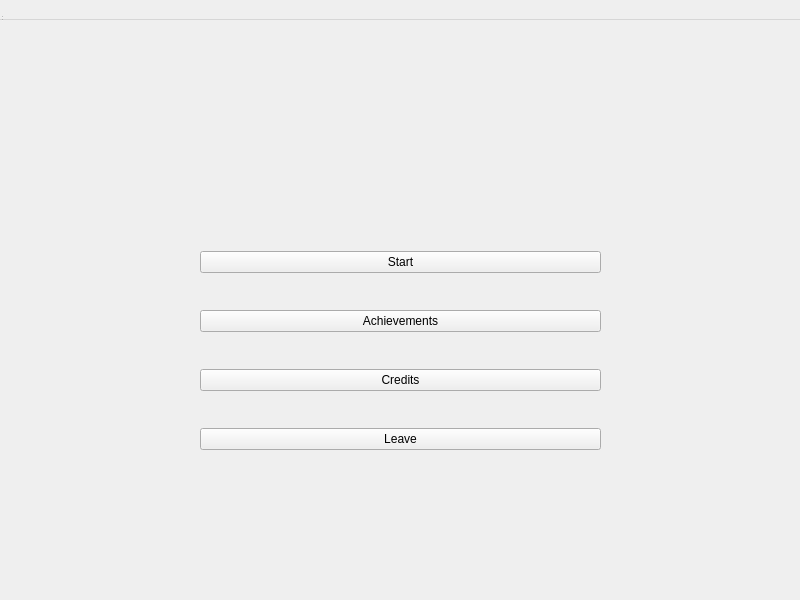
Above: main_container.ui from 54D/PacSnake before the change. Below: the same form after it.
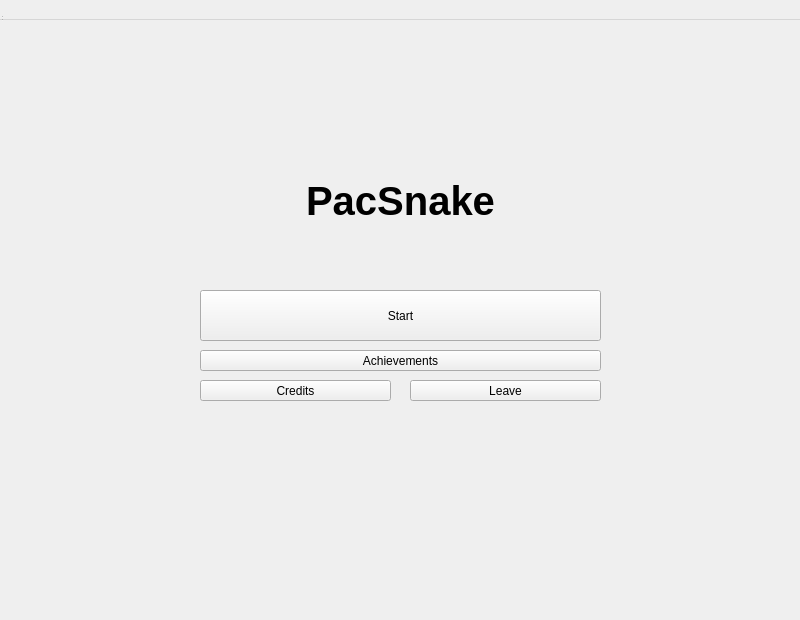
That is the form after the change.

```diff
--- a/main_container.ui
+++ b/main_container.ui
@@ -7,7 +7,7 @@
     <x>0</x>
     <y>0</y>
     <width>800</width>
-    <height>600</height>
+    <height>620</height>
    </rect>
   </property>
   <property name="windowTitle">
@@ -28,25 +28,22 @@
       <x>0</x>
       <y>20</y>
       <width>801</width>
-      <height>581</height>
+      <height>601</height>
      </rect>
     </property>
     <property name="currentIndex">
      <number>0</number>
     </property>
     <widget class="QWidget" name="main_menu">
-     <widget class="QWidget" name="verticalLayoutWidget">
-      <property name="geometry">
-       <rect>
-        <x>200</x>
-        <y>200</y>
-        <width>401</width>
-        <height>261</height>
-       </rect>
-      </property>
-      <layout class="QVBoxLayout" name="verticalLayout">
-       <item>
         <widget class="QPushButton" name="startButton">
+      <property name="geometry">
+       <rect>
+        <x>200</x>
+        <y>270</y>
+        <width>401</width>
+        <height>51</height>
+       </rect>
+      </property>
          <property name="sizePolicy">
           <sizepolicy hsizetype="Minimum" vsizetype="Fixed">
            <horstretch>0</horstretch>
@@ -57,29 +54,68 @@
           <string>Start</string>
          </property>
         </widget>
-       </item>
-       <item>
         <widget class="QPushButton" name="achButton">
+      <property name="geometry">
+       <rect>
+        <x>200</x>
+        <y>330</y>
+        <width>401</width>
+        <height>21</height>
+       </rect>
+      </property>
          <property name="text">
           <string>Achievements</string>
          </property>
         </widget>
-       </item>
-       <item>
         <widget class="QPushButton" name="creditsButton">
+      <property name="geometry">
+       <rect>
+        <x>200</x>
+        <y>360</y>
+        <width>191</width>
+        <height>21</height>
+       </rect>
+      </property>
          <property name="text">
           <string>Credits</string>
          </property>
         </widget>
-       </item>
-       <item>
         <widget class="QPushButton" name="leaveButton">
+      <property name="geometry">
+       <rect>
+        <x>410</x>
+        <y>360</y>
+        <width>191</width>
+        <height>21</height>
+       </rect>
+      </property>
          <property name="text">
           <string>Leave</string>
          </property>
         </widget>
-       </item>
-      </layout>
+     <widget class="QLabel" name="titleLabel">
+      <property name="geometry">
+       <rect>
+        <x>250</x>
+        <y>130</y>
+        <width>301</width>
+        <height>101</height>
+       </rect>
+      </property>
+      <property name="font">
+       <font>
+        <family>Arial</family>
+        <pointsize>30</pointsize>
+        <weight>75</weight>
+        <bold>true</bold>
+       </font>
+      </property>
+      <property name="text">
+       <string>PacSnake</string>
+      </property>
+      <property name="alignment">
+       <set>Qt::AlignCenter</set>
+      </property>
      </widget>
     </widget>
    </widget>
```
Left out of the diff: 5 changed lines with no effect on the pictures. Lines whose indentation alone changed are shown as unchanged.
